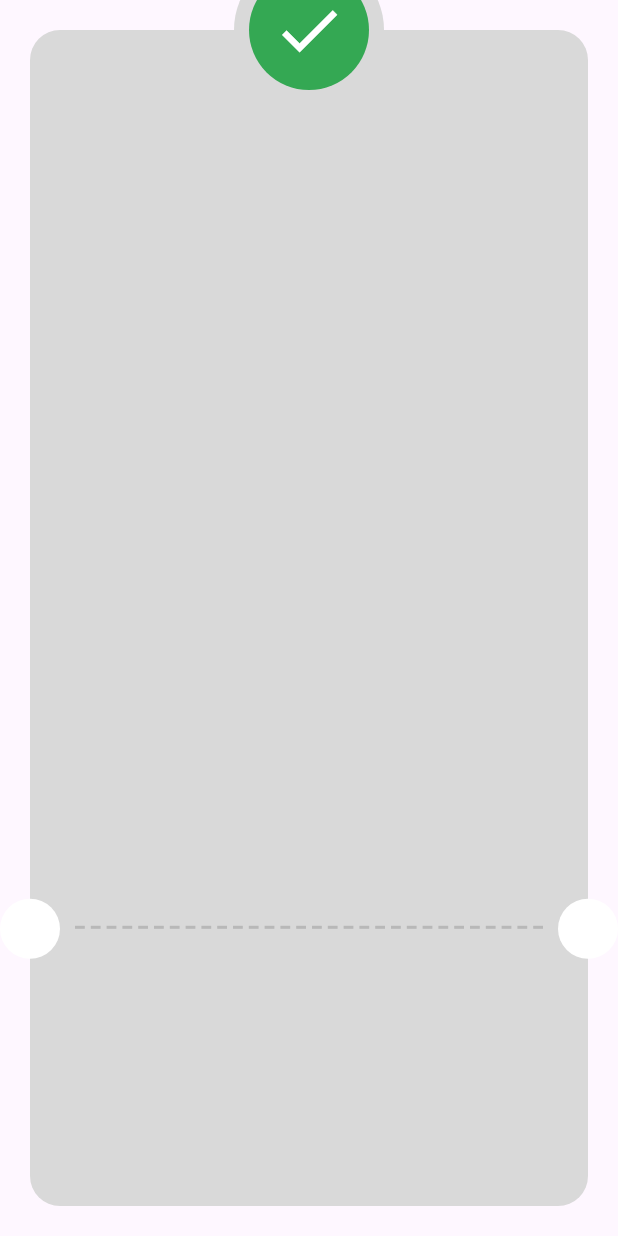
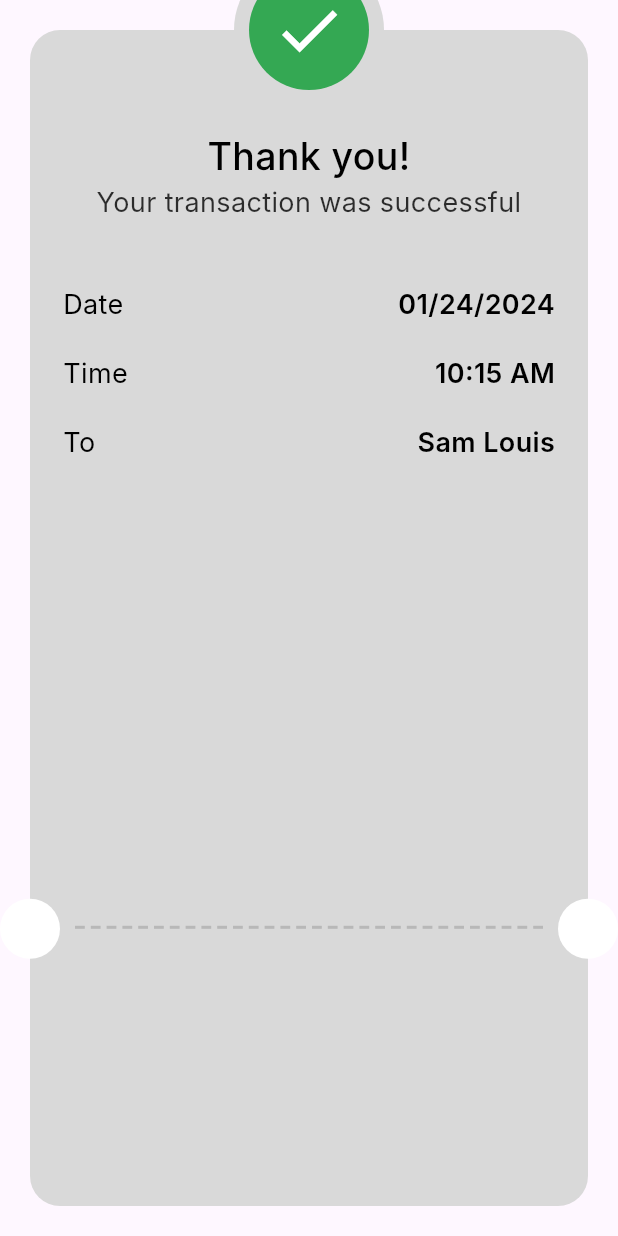
Before and after one commit to zelshenhab/flutter_checkout_payment, a Flutter app: the ThankYouView screen opened directly, on a phone screen of 412 x 824 dp. Run offline on Flutter 3.47's test engine with Material 3 defaults, Android fonts, the phone set to English and light mode, and no system bars; our stand-ins replace flutter_credit_card, flutter_svg; Roboto replaces fonts that are missing (Inter).

Commit message:
create payment item info

```diff
--- /dev/null
+++ b/lib/features/checkout/presentation/views/widgets/custom_check_icon.dart
@@ -0,0 +1,25 @@
+
+import 'package:flutter/material.dart';
+
+class CustomCheckIcon extends StatelessWidget {
+  const CustomCheckIcon({
+    super.key,
+  });
+
+  @override
+  Widget build(BuildContext context) {
+    return const CircleAvatar(
+      radius: 50,
+      backgroundColor: Color(0xFFD9D9D9),
+      child: CircleAvatar(
+        radius: 40,
+        backgroundColor: Color(0xFF34A853),
+        child: Icon(
+          Icons.check,
+          size: 50,
+          color: Colors.white,
+        ),
+      ),
+    );
+  }
+}
--- /dev/null
+++ b/lib/features/checkout/presentation/views/widgets/custom_dashed_line.dart
@@ -0,0 +1,25 @@
+import 'package:flutter/material.dart';
+
+class CustomDashedLine extends StatelessWidget {
+  const CustomDashedLine({
+    super.key,
+  });
+
+  @override
+  Widget build(BuildContext context) {
+    return Row(
+      children: List.generate(
+        30,
+        (index) => Expanded(
+          child: Padding(
+            padding: const EdgeInsets.symmetric(horizontal: 2),
+            child: Container(
+              color: const Color(0xFFB8B8B8),
+              height: 2,
+            ),
+          ),
+        ),
+      ),
+    );
+  }
+}
--- /dev/null
+++ b/lib/features/checkout/presentation/views/widgets/payment_item_info.dart
@@ -0,0 +1,26 @@
+import 'package:flutter/material.dart';
+import 'package:flutter_checkout_payment/core/utils/styles.dart';
+
+class PaymentItemInfo extends StatelessWidget {
+  const PaymentItemInfo({super.key, required this.title, required this.value});
+
+  final String title,value;
+
+  @override
+  Widget build(BuildContext context) {
+    return Row(
+      mainAxisAlignment: MainAxisAlignment.spaceBetween,
+      children: [
+        Text(
+          title,
+          textAlign: TextAlign.center,
+          style: Styles.style18,
+        ),
+        Text(
+          value,
+          style: Styles.styleBold18,
+        )
+      ],
+    );
+  }
+}
--- /dev/null
+++ b/lib/features/checkout/presentation/views/widgets/thank_you_card.dart
@@ -0,0 +1,60 @@
+import 'package:flutter/material.dart';
+import 'package:flutter_checkout_payment/core/utils/styles.dart';
+import 'package:flutter_checkout_payment/features/checkout/presentation/views/widgets/payment_item_info.dart';
+
+class ThankYouCard extends StatelessWidget {
+  const ThankYouCard({
+    super.key,
+  });
+
+  @override
+  Widget build(BuildContext context) {
+    return Container(
+      width: double.infinity,
+      decoration: ShapeDecoration(
+        shape: RoundedRectangleBorder(
+          borderRadius: BorderRadius.circular(20),
+        ),
+        color: const Color(0xFFD9D9D9),
+      ),
+      child: Padding(
+        padding: const EdgeInsets.only(top: 50 + 16, left: 22, right: 22),
+        child: Column(
+          children: [
+            const Text(
+              "Thank you!",
+              textAlign: TextAlign.center,
+              style: Styles.style25,
+            ),
+            Text(
+              "Your transaction was successful",
+              textAlign: TextAlign.center,
+              style: Styles.style20,
+            ),
+            const SizedBox(
+              height: 42,
+            ),
+            const PaymentItemInfo(
+              title: ('Date'),
+              value: ('01/24/2024'),
+            ),
+            const SizedBox(
+              height: 20,
+            ),
+            const PaymentItemInfo(
+              title: ('Time'),
+              value: ('10:15 AM'),
+            ),
+            const SizedBox(
+              height: 20,
+            ),
+            const PaymentItemInfo(
+              title: ('To'),
+              value: ('Sam Louis'),
+            ),
+          ],
+        ),
+      ),
+    );
+  }
+}
--- a/lib/features/checkout/presentation/views/widgets/thank_you_view_body.dart
+++ b/lib/features/checkout/presentation/views/widgets/thank_you_view_body.dart
@@ -1,4 +1,7 @@
 import 'package:flutter/material.dart';
+import 'package:flutter_checkout_payment/features/checkout/presentation/views/widgets/custom_check_icon.dart';
+import 'package:flutter_checkout_payment/features/checkout/presentation/views/widgets/custom_dashed_line.dart';
+import 'package:flutter_checkout_payment/features/checkout/presentation/views/widgets/thank_you_card.dart';
 
 class ThankYouViewBody extends StatelessWidget {
   const ThankYouViewBody({super.key});
@@ -10,32 +13,12 @@ class ThankYouViewBody extends StatelessWidget {
       child: Stack(
         clipBehavior: Clip.none,
         children: [
-          Container(
-            decoration: ShapeDecoration(
-              shape: RoundedRectangleBorder(
-                borderRadius: BorderRadius.circular(20),
-              ),
-              color: const Color(0xFFD9D9D9),
-            ),
-          ),
+          const ThankYouCard(),
           Positioned(
             bottom: MediaQuery.sizeOf(context).height * .2 + 20,
             left: 20 + 8,
             right: 20 + 8,
-            child: Row(
-              children: List.generate(
-                30,
-                (index) => Expanded(
-                  child: Padding(
-                    padding: const EdgeInsets.symmetric(horizontal: 2),
-                    child: Container(
-                      color: const Color(0xFFB8B8B8),
-                      height: 2,
-                    ),
-                  ),
-                ),
-              ),
-            ),
+            child: const CustomDashedLine(),
           ),
           Positioned(
             left: -20,
@@ -55,19 +38,7 @@ class ThankYouViewBody extends StatelessWidget {
             top: -50,
             left: 0,
             right: 0,
-            child: CircleAvatar(
-              radius: 50,
-              backgroundColor: Color(0xFFD9D9D9),
-              child: CircleAvatar(
-                radius: 40,
-                backgroundColor: Color(0xFF34A853),
-                child: Icon(
-                  Icons.check,
-                  size: 50,
-                  color: Colors.white,
-                ),
-              ),
-            ),
+            child: CustomCheckIcon(),
           ),
         ],
       ),
```
Also changed, not shown: lib/features/checkout/presentation/views/widgets/thank_you_view.dart (line endings or trailing spaces), lib/main.dart (line endings or trailing spaces), pubspec.lock.
